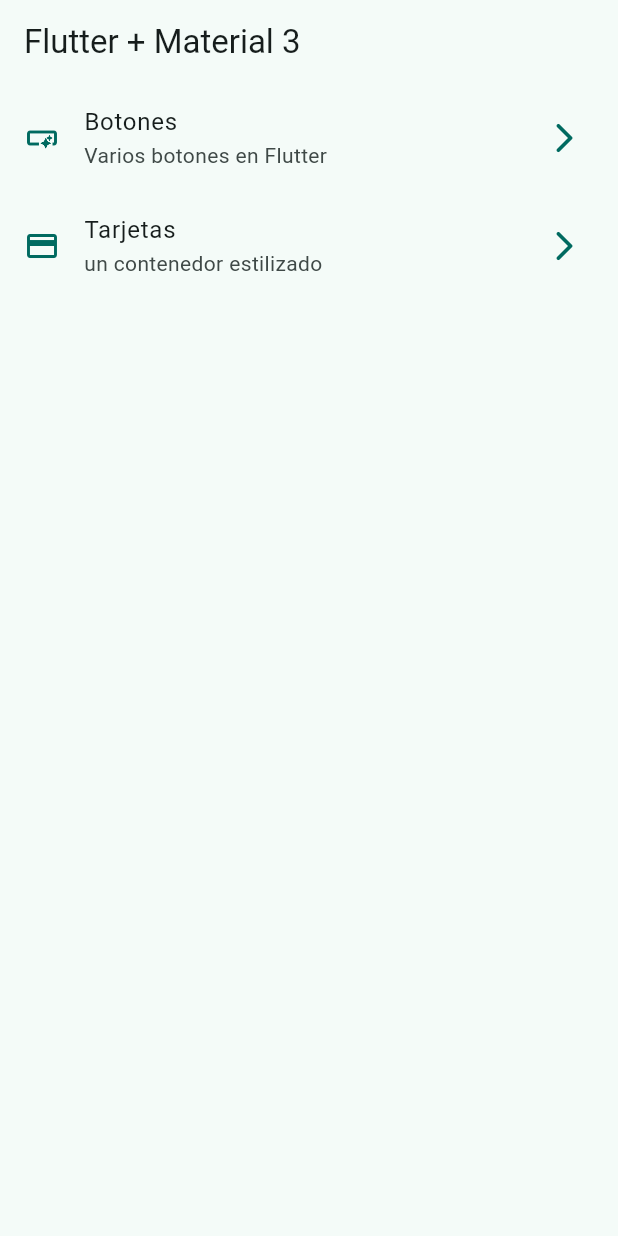
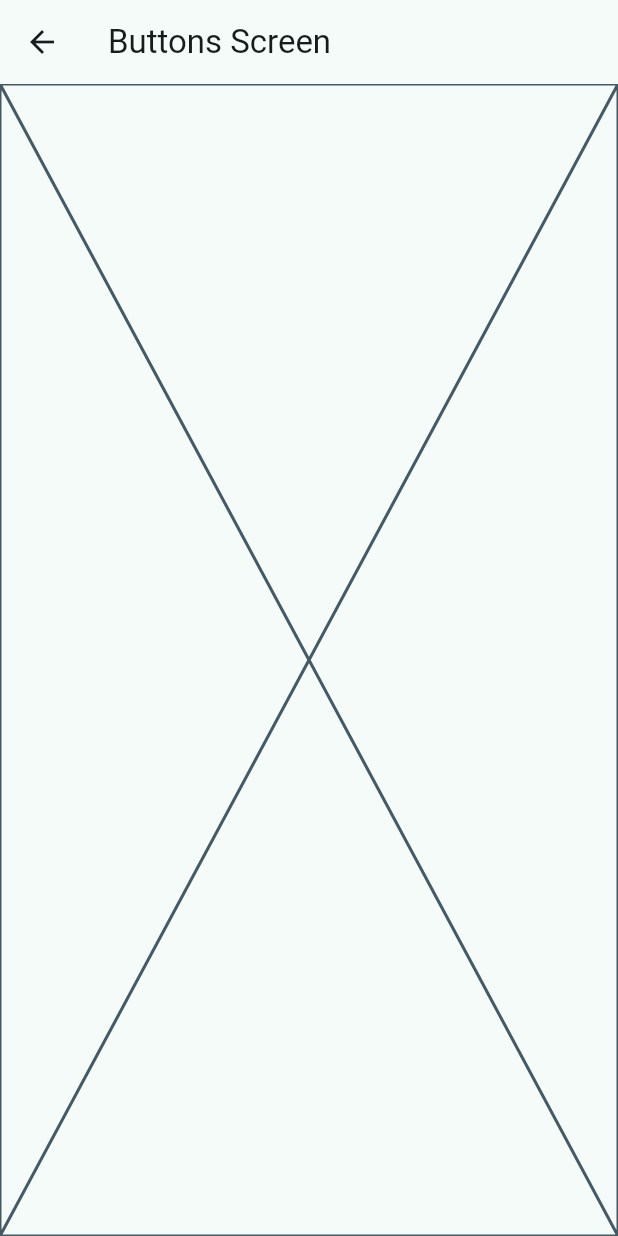
Before and after one commit to Ahtnezev/widgets_app, a Flutter app: the screen it shows after launch, after a tap on "Botones", on a phone screen of 412 x 824 dp. Run offline on Flutter 3.47's test engine with Material 3 defaults, Android fonts, the phone set to English and light mode, and no system bars.

```diff
--- a/lib/config/menu/menu_items.dart
+++ b/lib/config/menu/menu_items.dart
@@ -27,7 +27,7 @@ const appMenuItems = <MenuItem>[
     MenuItem(
       title: 'Tarjetas',
       subTitle: 'un contenedor estilizado',
-      link: '/card',
+      link: '/cards',
       icon: Icons.credit_card
     ),
   ];
--- a/lib/main.dart
+++ b/lib/main.dart
@@ -1,5 +1,7 @@
 import 'package:flutter/material.dart';
 import 'package:widgets_app/config/theme/app_theme.dart';
+import 'package:widgets_app/presentation/screens/buttons/buttons_screen.dart';
+import 'package:widgets_app/presentation/screens/cards/card_screen.dart';
 import 'package:widgets_app/presentation/screens/home/home_screen.dart';
 
 void main() {
@@ -14,7 +16,11 @@ class MainApp extends StatelessWidget {
     return MaterialApp(
       debugShowCheckedModeBanner: false,
       theme: AppTheme(selectedColor: 1).getTheme(),
-      home: const HomeScreen()
+      home: const HomeScreen(),
+      routes: {
+        '/buttons': (context) => const ButtonsScreen(),
+        '/cards': (context) => const CardScreen(),
+      },
     );
   }
 }
--- /dev/null
+++ b/lib/presentation/screens/buttons/buttons_screen.dart
@@ -0,0 +1,14 @@
+import 'package:flutter/material.dart';
+
+
+class ButtonsScreen extends StatelessWidget {
+  const ButtonsScreen({super.key});
+
+  @override
+  Widget build(BuildContext context) {
+    return Scaffold(
+      appBar: AppBar(title: const Text('Buttons Screen'),),
+      body: const Placeholder(),
+    );
+  }
+}
--- a/lib/presentation/screens/home/home_screen.dart
+++ b/lib/presentation/screens/home/home_screen.dart
@@ -1,5 +1,6 @@
 import 'package:flutter/material.dart';
 import 'package:widgets_app/config/menu/menu_items.dart';
+import 'package:widgets_app/presentation/screens/buttons/buttons_screen.dart';
 
 class HomeScreen extends StatelessWidget {
   const HomeScreen({super.key});
@@ -53,7 +54,16 @@ class _CustomTile extends StatelessWidget {
       title: Text(menuItem.title),
       subtitle: Text(menuItem.subTitle),
       onTap: () {
-        //~ TODO: navegar a otra pantalla
+        // navegar a otra pantalla
+        //* .push() empuja una vista encima de la actual, .pop() remueve
+
+        // Navigator.of(context).push(
+        //   MaterialPageRoute(builder: (context) => const ButtonsScreen())
+        // );
+
+        Navigator.pushNamed(context, menuItem.link);
+
+
       },
     );
   }
```
Also changed, not shown: lib/presentation/screens/cards/card_screen.dart (added, +13 -0 lines).
